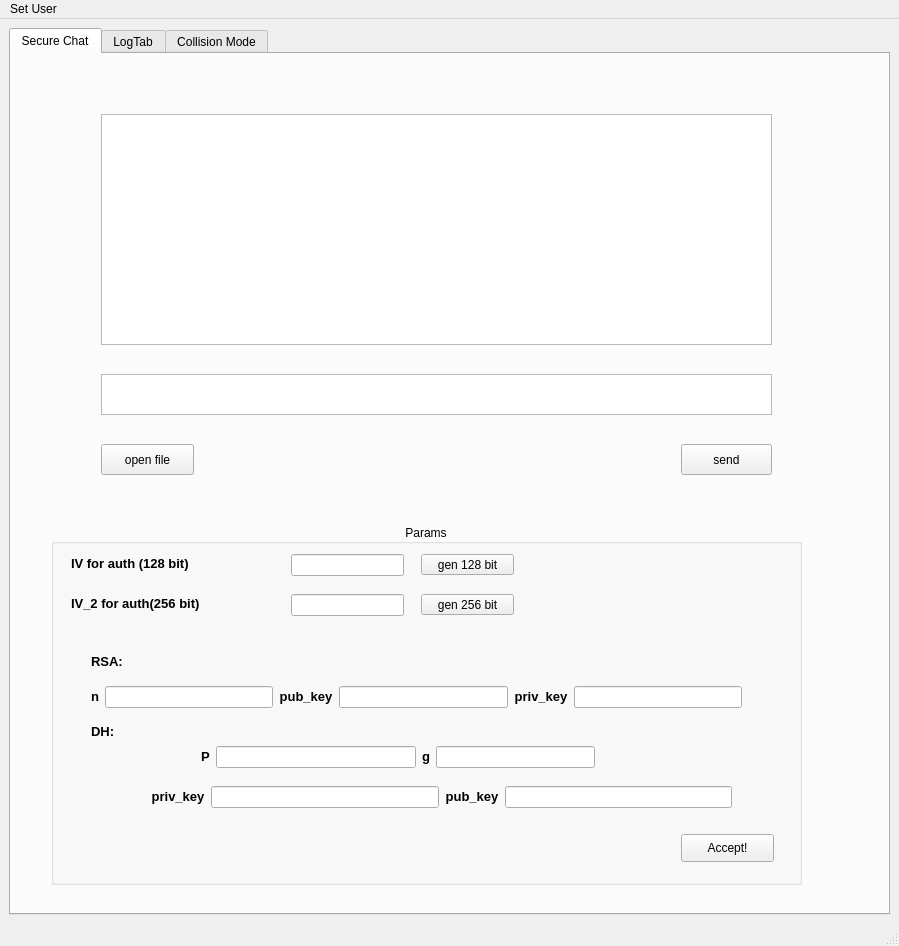
First picture: the form in client.ui, repository KhorowD/secure_chat, before the edit.
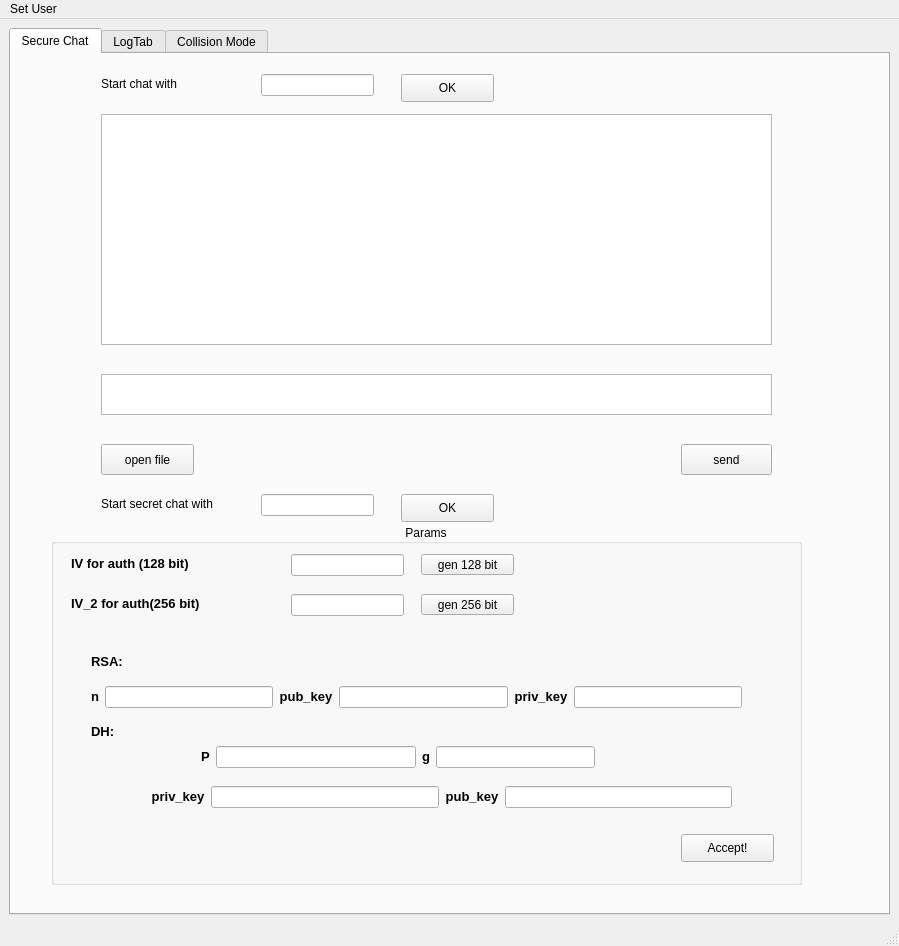
Second picture: the form after the edit.

What changed in the file:
```diff
--- a/client.ui
+++ b/client.ui
@@ -333,6 +333,78 @@
          <string>open file</string>
         </property>
        </widget>
+       <widget class="QLineEdit" name="line_edit_e2e_tgt">
+        <property name="geometry">
+         <rect>
+          <x>250</x>
+          <y>440</y>
+          <width>113</width>
+          <height>22</height>
+         </rect>
+        </property>
+       </widget>
+       <widget class="QLabel" name="label_e2e_start">
+        <property name="geometry">
+         <rect>
+          <x>90</x>
+          <y>440</y>
+          <width>151</width>
+          <height>20</height>
+         </rect>
+        </property>
+        <property name="text">
+         <string>Start secret chat with</string>
+        </property>
+       </widget>
+       <widget class="QPushButton" name="btn_start_secret_chat">
+        <property name="geometry">
+         <rect>
+          <x>390</x>
+          <y>440</y>
+          <width>93</width>
+          <height>28</height>
+         </rect>
+        </property>
+        <property name="text">
+         <string>OK</string>
+        </property>
+       </widget>
+       <widget class="QLabel" name="label_shat_start">
+        <property name="geometry">
+         <rect>
+          <x>90</x>
+          <y>20</y>
+          <width>151</width>
+          <height>20</height>
+         </rect>
+        </property>
+        <property name="text">
+         <string>Start chat with</string>
+        </property>
+       </widget>
+       <widget class="QPushButton" name="btn_start_chat">
+        <property name="geometry">
+         <rect>
+          <x>390</x>
+          <y>20</y>
+          <width>93</width>
+          <height>28</height>
+         </rect>
+        </property>
+        <property name="text">
+         <string>OK</string>
+        </property>
+       </widget>
+       <widget class="QLineEdit" name="line_edit_chat_tgt">
+        <property name="geometry">
+         <rect>
+          <x>250</x>
+          <y>20</y>
+          <width>113</width>
+          <height>22</height>
+         </rect>
+        </property>
+       </widget>
       </widget>
       <widget class="QWidget" name="LogTab">
        <attribute name="title">
```
